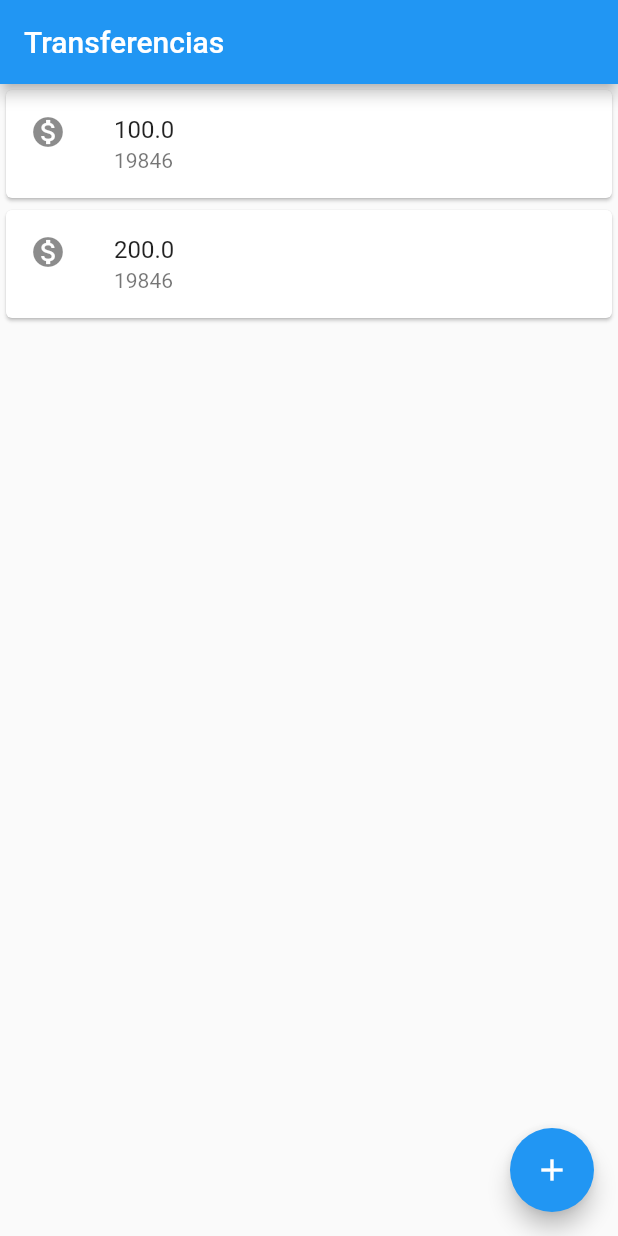
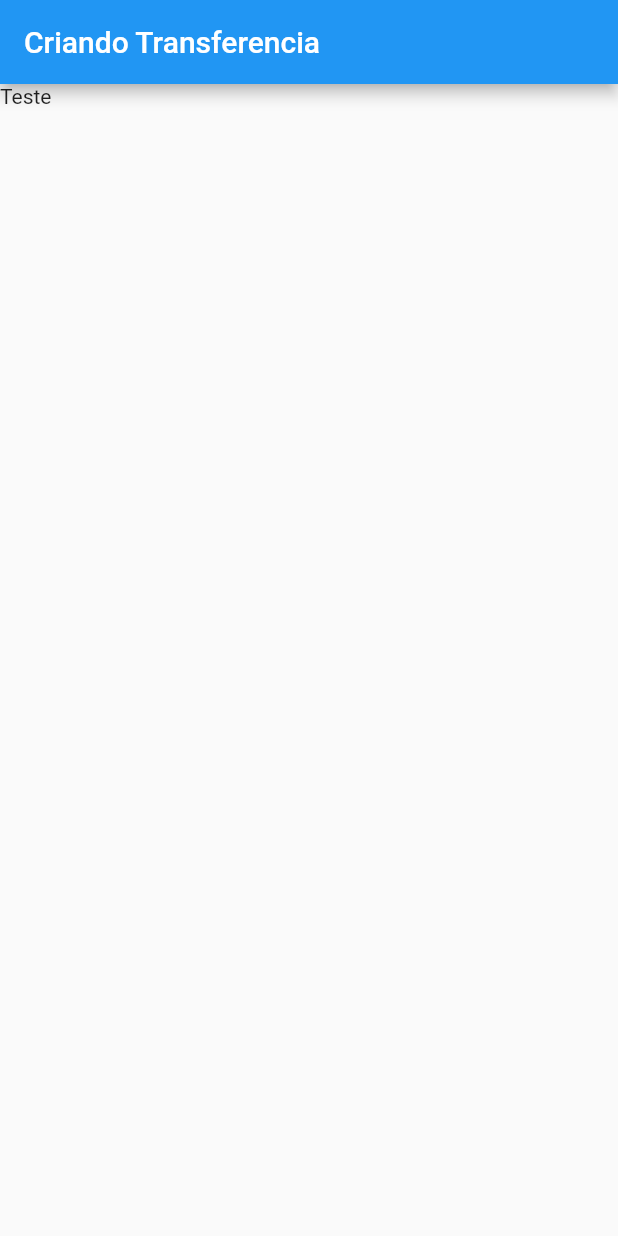
Before and after one commit to IACarvalho/bytebank, a Flutter app: the screen it shows after launch, on a phone screen of 412 x 824 dp. Run offline on Flutter 3.47's test engine with Material 2 defaults, Android fonts, the phone set to English and light mode, and no system bars.

Commit message:
Resolução do exercídio

```diff
--- a/lib/main.dart
+++ b/lib/main.dart
@@ -1,29 +1,52 @@
 import 'package:flutter/material.dart';
 
 void main() {
-  runApp(
-    MaterialApp(
+  runApp(BytebankApp());
+}
+
+class BytebankApp extends StatelessWidget {
+  const BytebankApp({Key? key}) : super(key: key);
+
+  @override
+  Widget build(BuildContext context) {
+    return MaterialApp(
       home: Scaffold(
+        body: FormularioTransferencia(),
+      ),
+    );
+  }
+}
+
+
+class FormularioTransferencia extends StatelessWidget {
+  const FormularioTransferencia({Key? key}) : super(key: key);
+
+  @override
+  Widget build(BuildContext context) {
+    return Scaffold(
+      appBar: AppBar(
+        title: Text('Criando Transferencia'),
+      ),
+      body: Text('Teste'),
+    );
+  }
+}
+
+
+class ListaTransferencias extends StatelessWidget {
+
+  @override
+  Widget build(BuildContext context) {
+    return Scaffold(
+      appBar: AppBar(
+        title: Text('Transferencias'),
+      ),
       body: Column(
         children: <Widget>[
-            Card(
-              child: ListTile(
-                leading: Icon(Icons.monetization_on),
-                title: Text('100.0'),
-                subtitle: Text('19846'),
-              ),
-            ),
-            Card(
-              child: ListTile(
-                leading: Icon(Icons.monetization_on),
-                title: Text('200.0'),
-                subtitle: Text('19846'),
-              ),
-            ),
+          ItemTransferencia(Transferencia(300.0, 12345)),
+          ItemTransferencia(Transferencia(500.0, 127895)),
+          ItemTransferencia(Transferencia(100.0, 167435)),
         ],
-        ),
-        appBar: AppBar(
-          title: Text('Transferencias'),
       ),
       floatingActionButton: FloatingActionButton(
         onPressed: () {
@@ -31,7 +54,34 @@ void main() {
         },
         child: Icon(Icons.add),
       ),
-      ),
+    );
+  }
+
+}
+
+class ItemTransferencia extends StatelessWidget {
+
+  final Transferencia _transferencia;
+
+  ItemTransferencia(this._transferencia);
+
+  @override
+  Widget build(BuildContext context) {
+    return Card(
+      child: ListTile(
+        leading: Icon(Icons.monetization_on),
+        title: Text(_transferencia.valor.toString()),
+        subtitle: Text(_transferencia.numeroConta.toString()),
       ),
     );
   }
+
+}
+
+class Transferencia {
+
+  final double valor;
+  final int numeroConta;
+
+  Transferencia(this.valor, this.numeroConta);
+}
```
Lines whose indentation alone changed are shown as unchanged.
